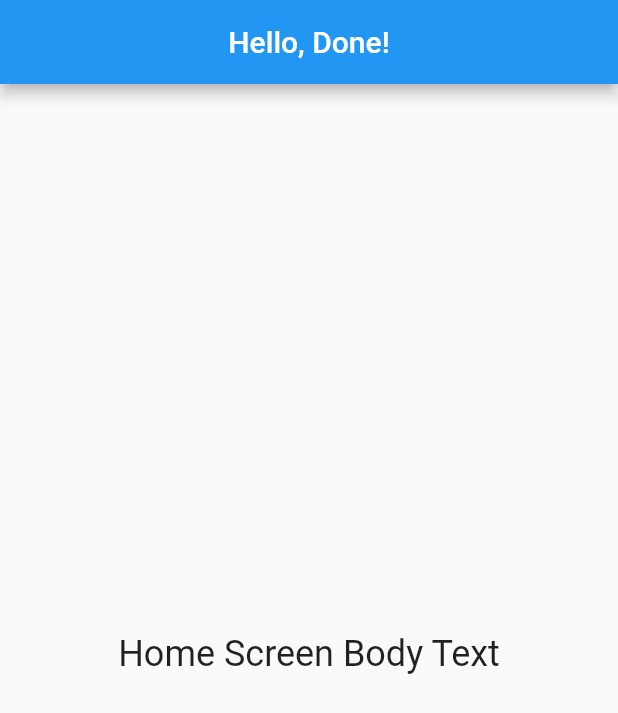
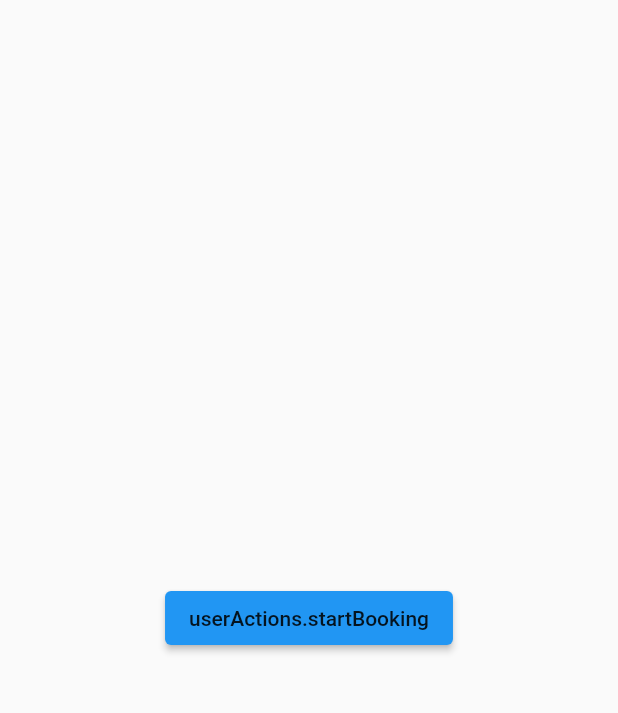
Before and after one commit to Ayman-Barghout/simple_booking_ui, a Flutter app: the screen it shows after launch, on a phone screen of 412 x 824 dp. Shown: the top 713 px of the screen. Run offline on Flutter 3.47's test engine with Material 2 defaults, Android fonts, the phone set to English and light mode, and no system bars; our stand-ins replace easy_localization, flutter_riverpod.

```diff
--- a/lib/ui/app.dart
+++ b/lib/ui/app.dart
@@ -1,6 +1,7 @@
 import 'package:flutter/material.dart';
 
 import 'package:easy_localization/easy_localization.dart';
+import 'package:simple_booking_ui/generated/locale_keys.g.dart';
 import 'package:simple_booking_ui/ui/screens/home_screen/home_screen.dart';
 
 class App extends StatelessWidget {
@@ -12,7 +13,7 @@ class App extends StatelessWidget {
       fallbackLocale: const Locale('en'),
       child: Builder(
         builder: (context) => MaterialApp(
-            title: "Main app",
+            title: LocaleKeys.appName,
             localizationsDelegates: context.localizationDelegates,
             supportedLocales: context.supportedLocales,
             locale: context.locale,
--- a/lib/ui/screens/home_screen/home_screen.dart
+++ b/lib/ui/screens/home_screen/home_screen.dart
@@ -8,22 +8,13 @@ class HomeScreen extends StatelessWidget {
   @override
   Widget build(BuildContext context) {
     return Scaffold(
-      appBar: AppBar(
-        title: Text(tr(LocaleKeys.greeting)),
-        centerTitle: true,
-      ),
       body: Center(
-        child: Column(
-          mainAxisAlignment: MainAxisAlignment.center,
-          children: [
-            Text(
-              LocaleKeys.home_screen_body,
-              style: context.textTheme.headline5,
-            ).tr(),
-            SizedBox(
-              height: kSpaceSmall,
-            ),
-          ],
+        child: ElevatedButton(
+          onPressed: () {},
+          child: Text(
+            LocaleKeys.userActions_startBooking,
+            style: context.textTheme.button,
+          ),
         ),
       ),
     );
```
Also changed, not shown: assets/translations/en.json (+21 -7 lines), lib/generated/locale_keys.g.dart, 46 other files.
